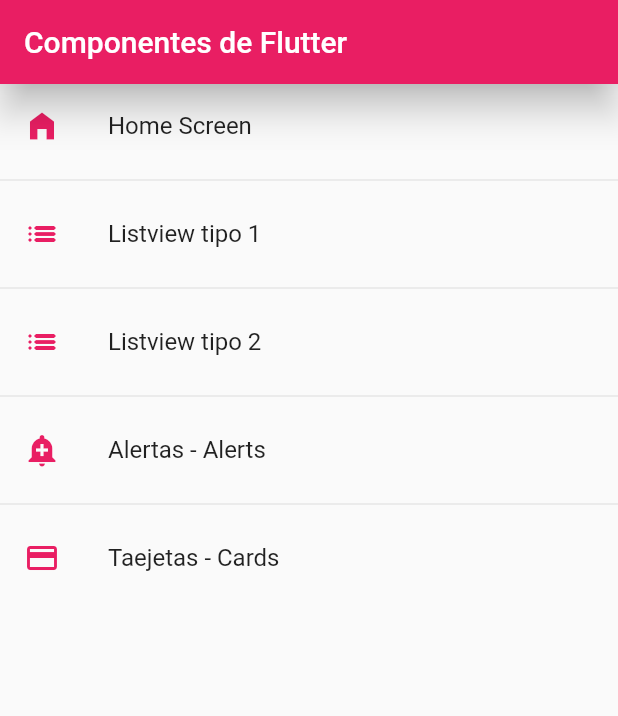
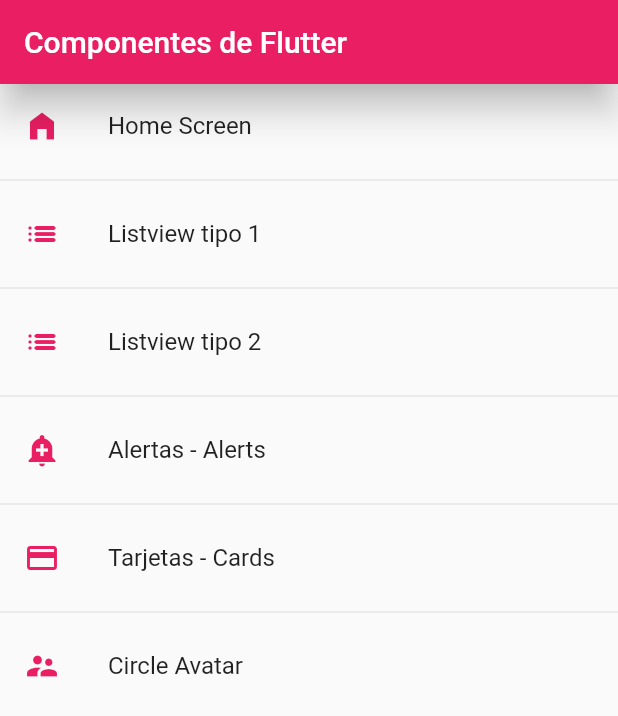
Before and after one commit to NataliaDiazCastro/fl_components, a Flutter app: the screen it shows after launch, on a phone screen of 412 x 824 dp. Shown: the top 716 px of the screen. Run offline on Flutter 3.47's test engine with Material 2 defaults, Android fonts, the phone set to English and light mode, and no system bars.

Commit message:
Circle Avatar

```diff
--- a/lib/models/models.dart
+++ b/lib/models/models.dart
@@ -0,0 +1 @@
+export 'package:fl_components/models/menu_option.dart';
--- a/lib/router/app_routes.dart
+++ b/lib/router/app_routes.dart
@@ -1,5 +1,7 @@
 import 'package:fl_components/screens/screens.dart';
 import 'package:flutter/material.dart';
+
+import '../models/models.dart';
 
 class AppRoutes {
   static const initialRoute = 'home';
@@ -28,8 +30,13 @@ class AppRoutes {
     MenuOption(
         route: 'card',
         icon: Icons.credit_card,
-        name: 'Taejetas - Cards',
+        name: 'Tarjetas - Cards',
         screen: CardScreen()),
+    MenuOption(
+        route: 'avatar',
+        icon: Icons.supervisor_account,
+        name: 'Circle Avatar',
+        screen: AvatarScreen()),
   ];
 
   static Map<String, Widget Function(BuildContext)> getAppRoutes() {
--- a/lib/screens/screens.dart
+++ b/lib/screens/screens.dart
@@ -1,6 +1,6 @@
+export 'package:fl_components/screens/alert_screen.dart';
+export 'package:fl_components/screens/avatar_screen.dart';
+export 'package:fl_components/screens/card_screen.dart';
 export 'package:fl_components/screens/home_screen.dart';
-export 'package:fl_components/screens/alert_screen.dart';
-export 'package:fl_components/screens/card_screen.dart';
 export 'package:fl_components/screens/listview1_screen.dart';
 export 'package:fl_components/screens/listview2_screen.dart';
-export 'package:fl_components/models/menu_option.dart';
```
Also changed, not shown: lib/screens/avatar_screen.dart (added, +31 -0 lines).
